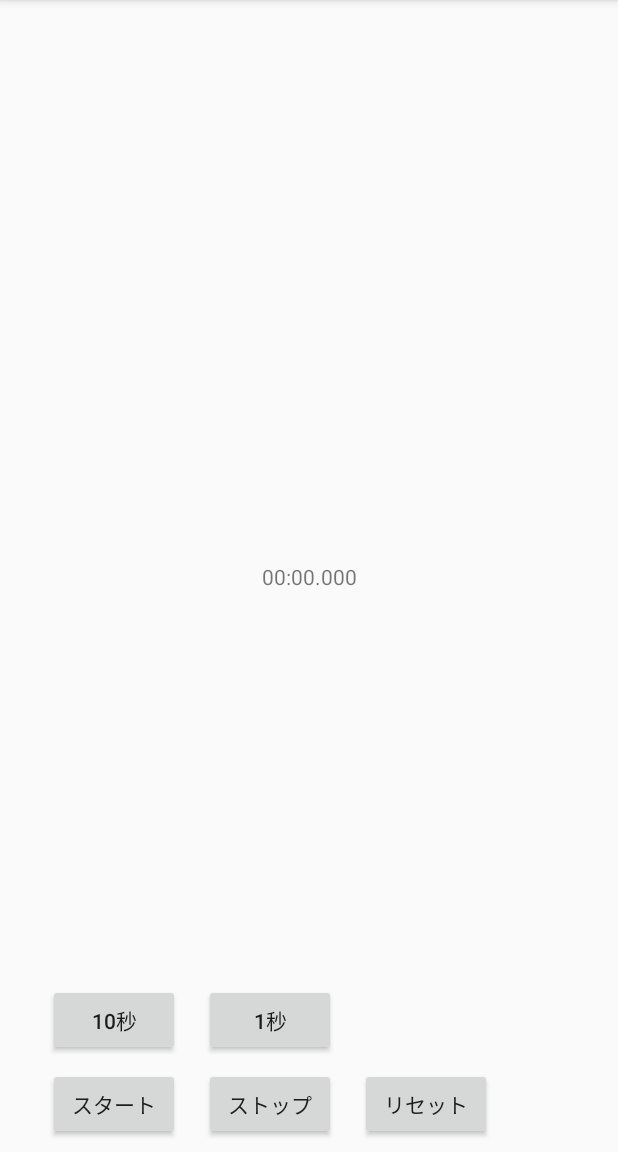
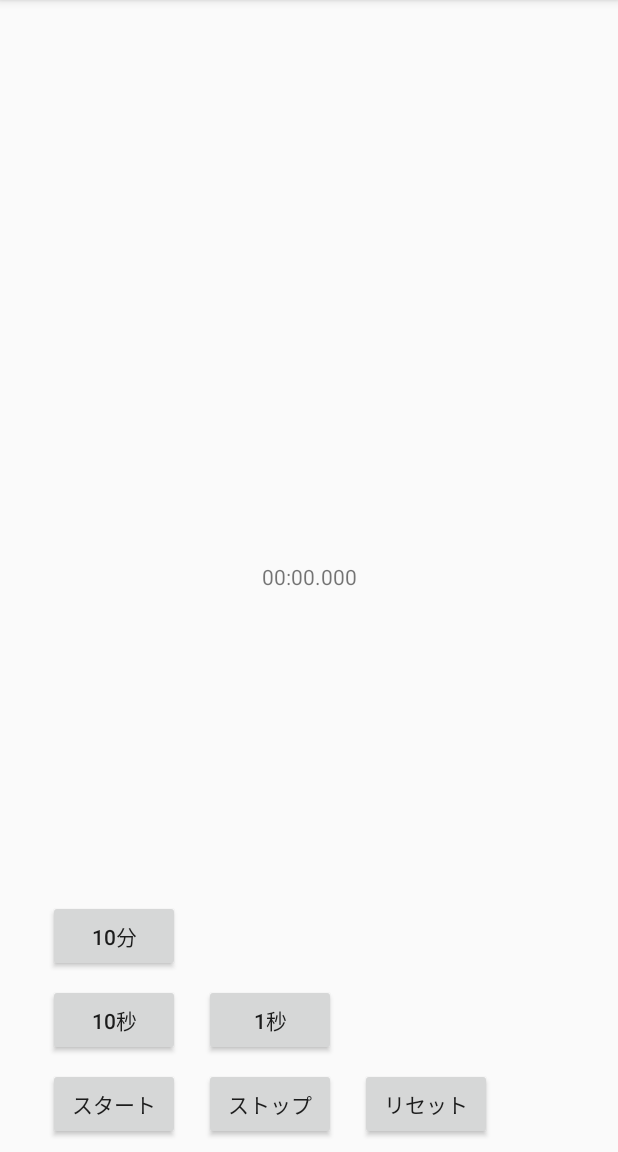
Before and after one commit to t-mochizuki/android-kitchen-timer, an Android app: the screen it shows after launch (MainActivity), on a phone screen of 412 x 824 dp, the part 84-1236 px from its top. Run offline under Robolectric (Android 15) with nearby library versions, the phone set to English and light mode, and no system bars.

Commit message:
10分ボタンを追加

```diff
--- a/app/src/main/java/com/example/kitchentimer/MainActivity.java
+++ b/app/src/main/java/com/example/kitchentimer/MainActivity.java
@@ -63,4 +63,11 @@ public class MainActivity extends AppCompatActivity {
             timerView.setText(_dataFormat.format(_millisInFuture));
         }
     }
+
+    public void onTenMinutes(View view) {
+        if (_start == false) {
+            _millisInFuture += 10 * 60 * 1000;
+            timerView.setText(_dataFormat.format(_millisInFuture));
+        }
+    }
 }
--- a/app/src/main/res/layout/activity_main.xml
+++ b/app/src/main/res/layout/activity_main.xml
@@ -72,4 +72,15 @@
         app:layout_constraintBottom_toBottomOf="parent"
         app:layout_constraintStart_toEndOf="@+id/stopButton" />
 
+    <Button
+        android:id="@+id/tenMinutes"
+        android:layout_width="wrap_content"
+        android:layout_height="wrap_content"
+        android:layout_marginBottom="8dp"
+        android:layout_marginStart="32dp"
+        android:onClick="onTenMinutes"
+        android:text="@string/tenMinutes"
+        app:layout_constraintBottom_toTopOf="@+id/tenSeconds"
+        app:layout_constraintStart_toStartOf="parent" />
+
 </android.support.constraint.ConstraintLayout>
--- a/app/src/main/res/values/strings.xml
+++ b/app/src/main/res/values/strings.xml
@@ -6,4 +6,5 @@
     <string name="tenSeconds">10秒</string>
     <string name="oneSecond">1秒</string>
     <string name="resetButton">リセット</string>
+    <string name="tenMinutes">10分</string>
 </resources>
```
